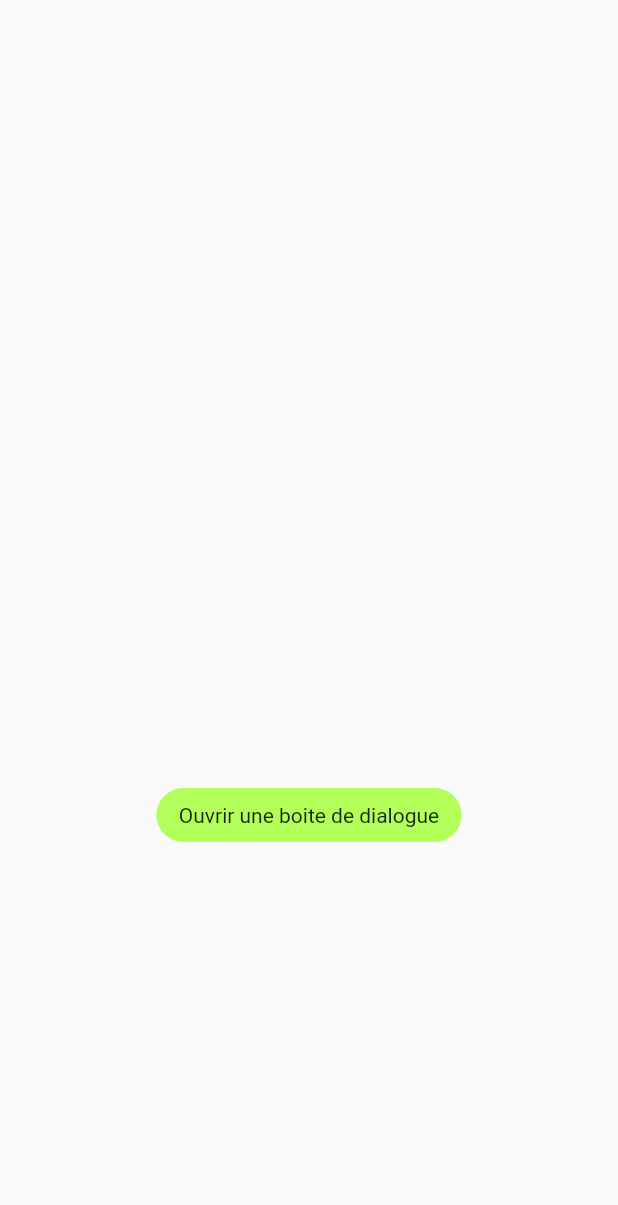
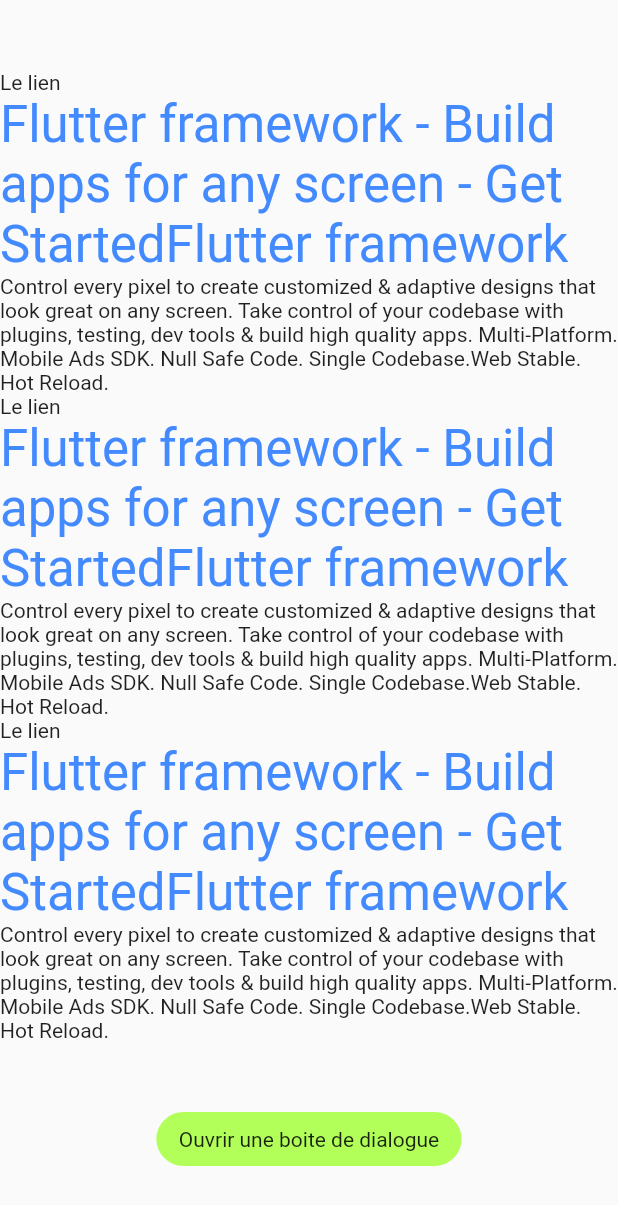
Before and after one commit to Minpepino/flutter_gestion_etats, a Flutter app: the screen it shows after launch, on a phone screen of 412 x 824 dp. Shown: the top 1205 px of the screen. Run offline on Flutter 3.47's test engine with Material 2 defaults, Android fonts, the phone set to English and light mode, and no system bars.

Commit message:
Add files via upload

```diff
--- a/lib/main.dart
+++ b/lib/main.dart
@@ -1,5 +1,6 @@
 import 'package:flutter/foundation.dart';
 import 'package:flutter/material.dart';
+import 'firstComponent.dart';
 
 void main() {
   runApp(Application());
@@ -25,9 +26,33 @@
 }
 
 class _MyAppState extends State<MyApp> {
-
   TextEditingController controller = TextEditingController();
   String nom = "";
+  List data =[{
+    "link":"Le lien",
+    "title":"Flutter framework - Build apps for any screen - Get StartedFlutter framework",
+    "description":"Control every pixel to create customized & adaptive designs that look great "
+                   "on any screen. Take control of your codebase with plugins, testing, dev tools & build "
+                   "high quality apps. Multi-Platform. Mobile Ads SDK. Null Safe Code. Single Codebase.Web Stable. Hot Reload."
+  },
+
+  {
+    "link":"Le lien",
+    "title":"Flutter framework - Build apps for any screen - Get StartedFlutter framework",
+    "description":"Control every pixel to create customized & adaptive designs that look great "
+                   "on any screen. Take control of your codebase with plugins, testing, dev tools & build "
+                   "high quality apps. Multi-Platform. Mobile Ads SDK. Null Safe Code. Single Codebase.Web Stable. Hot Reload."
+  },
+
+  {
+    "link":"Le lien",
+    "title":"Flutter framework - Build apps for any screen - Get StartedFlutter framework",
+    "description":"Control every pixel to create customized & adaptive designs that look great "
+                   "on any screen. Take control of your codebase with plugins, testing, dev tools & build "
+                   "high quality apps. Multi-Platform. Mobile Ads SDK. Null Safe Code. Single Codebase.Web Stable. Hot Reload."
+  }
+
+  ];
 
   // This widget is the root of your application.
   @override
@@ -39,25 +64,26 @@
         children: [
           //Permet de rendre une zone quelconque cliquable
           Column(
-            children:const[
-
-            ],
+            children:
+              data.map((e) => GoogleSearcComponent(
+                link: e['link'],
+                title: e['title'],
+                description: e['description']))
+              .toList()
           ),
 
           InkWell(
-            hoverColor: Colors.greenAccent,
-            child: Container(
-              padding:
-                const EdgeInsets.symmetric(vertical:10, horizontal:15),
-              decoration: BoxDecoration(
-                borderRadius: BorderRadius.circular(20),
-                color: Colors.lightGreenAccent
+              hoverColor: Colors.greenAccent,
+              child: Container(
+                padding:
+                    const EdgeInsets.symmetric(vertical: 10, horizontal: 15),
+                decoration: BoxDecoration(
+                    borderRadius: BorderRadius.circular(20),
+                    color: Colors.lightGreenAccent),
+                child: Text("Ouvrir une boite de dialogue",
+                    style: Theme.of(context).textTheme.bodyMedium),
               ),
-              child:Text("Ouvrir une boite de dialogue",
-                style:Theme.of(context).textTheme.bodyMedium),
-            ),
-            onTap:(){}
-          ),
+              onTap: () {}),
         ],
       ),
     ));
```
